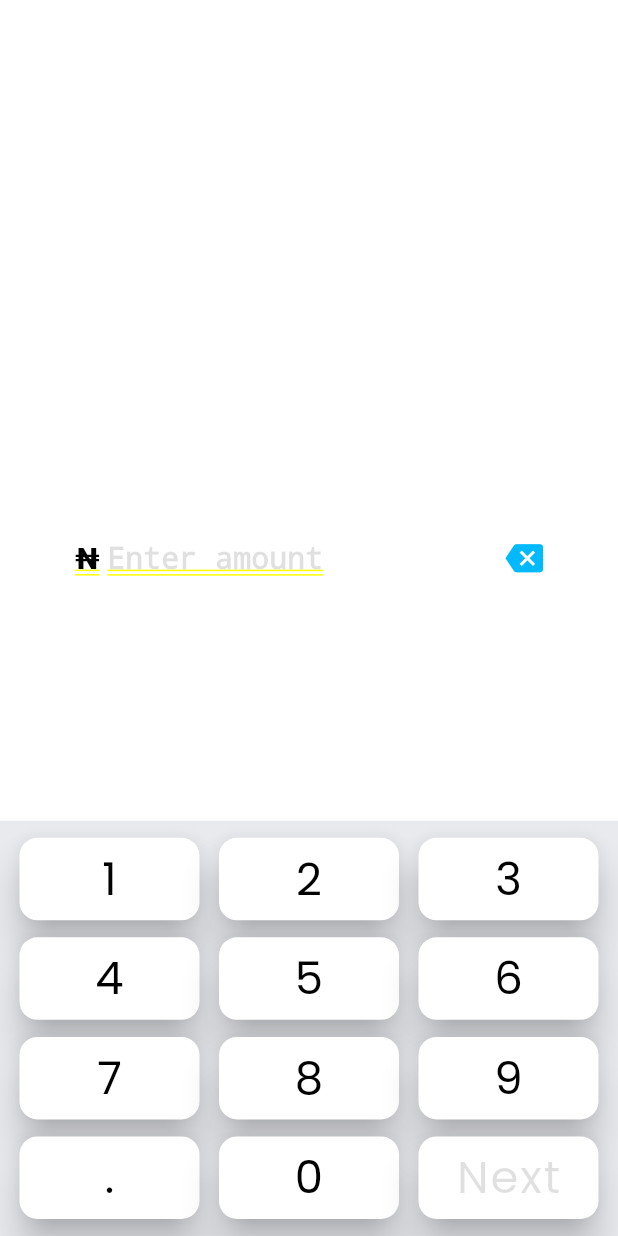
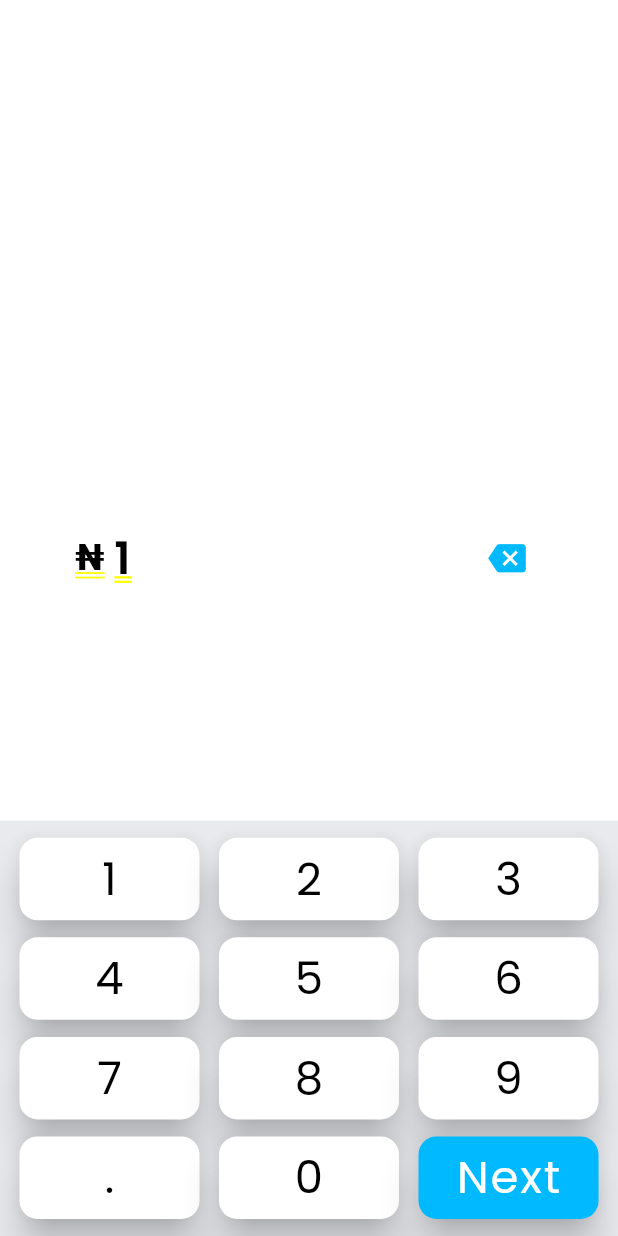
Before and after one commit to Mash-hood/kwp, a Flutter app: the ReceiveScreen screen opened by its route, after a tap on an icon or button, on a phone screen of 412 x 824 dp. Run offline on Flutter 3.47's test engine with Material 2 defaults, Android fonts, the light colour scheme and no system bars; our stand-ins replace google_fonts.

Commit message:
Receive and Transfer pages now done too. Button functions still needs more work, it working now but quite buggy in certain cases

```diff
--- a/lib/main.dart
+++ b/lib/main.dart
@@ -24,7 +24,10 @@ class kwp extends StatelessWidget {
         '/pay-page-nfc': (context) => NFCPayScreen(),
         '/pay-page-qr': (context) => QRPayScreen(),
         '/receive-page': (context) => ReceiveScreen(),
+        '/receive-page-nfc': (context) => NFCReceiveScreen(),
+        '/receive-page-qr': (context) => QRReceiveScreen(),
         '/transfer-page': (context) => TransferScreen(),
+        '/select-beneficiary-page': (context) => SelectBeneficiary(),
         '/history-page': (context) => History(),
         '/help-page': (context) => Help(),
         '/settings-page': (context) => Settings(),
--- a/lib/screens/receive_screen.dart
+++ b/lib/screens/receive_screen.dart
@@ -1,6 +1,6 @@
 import 'package:flutter/material.dart';
 import 'package:kwp/kwp-theme.dart';
-import 'package:kwp/widgets/numberPadButton.dart';
+import 'package:kwp/widgets/widgets.dart';
 
 class ReceiveScreen extends StatefulWidget {
   @override
@@ -8,7 +8,22 @@ class ReceiveScreen extends StatefulWidget {
 }
 
 class _ReceiveScreenState extends State<ReceiveScreen> {
-  final String _displayedText = 'Enter amount';
+  String _displayedText = 'Enter amount';
+
+  _valuesConcatinate(String input) {
+    setState(() {
+      _displayedText =
+          _displayedText == 'Enter amount' ? input : _displayedText + input;
+    });
+  }
+
+  void _delete() {
+    setState(() {
+      _displayedText = _displayedText == 'Enter amount'
+          ? _displayedText
+          : _displayedText.substring(0, _displayedText.length - 1);
+    });
+  }
 
   @override
   Widget build(BuildContext context) {
@@ -27,22 +42,28 @@ class _ReceiveScreenState extends State<ReceiveScreen> {
                   "₦ ",
                   style: TextStyle(
                       color: Colors.black,
-                      fontSize: 20,
+                      fontSize: 24,
                       fontFamily: 'Roboto'), // simple hack for naira symbol
                 ),
                 Expanded(
                   child: Text(
                     _displayedText,
-                    style: const TextStyle(
-                        fontSize: 20,
+                    style: TextStyle(
+                        fontSize: _displayedText == 'Enter amount' ? 24 : 30,
+                        letterSpacing: 1,
+                        fontFamily: 'Poppins',
                         fontWeight: FontWeight.w600,
-                        color: Colors.black12),
+                        color: _displayedText == 'Enter amount'
+                            ? Colors.black12
+                            : Colors.black),
                     textAlign: TextAlign.start,
                   ),
                 ),
-                const Icon(Icons.backspace,
-                    size: 25, color: KwpTheme.primaryColorVariant2),
-                //SizedBox(width: 40)
+                IconButton(
+                  onPressed: _delete,
+                  icon: const Icon(Icons.backspace,
+                      size: 25, color: KwpTheme.primaryColorVariant2),
+                ),
               ],
             ),
           ),
@@ -62,19 +83,19 @@ class _ReceiveScreenState extends State<ReceiveScreen> {
                       buttonText: '1',
                       buttonColor: Colors.white,
                       textColor: Colors.black,
-                      buttonAction: () {},
+                      buttonAction: () => _valuesConcatinate('1'),
                     ),
                     NumberPadButton(
                       buttonText: '2',
                       buttonColor: Colors.white,
                       textColor: Colors.black,
-                      buttonAction: () {},
+                      buttonAction: () => _valuesConcatinate('2'),
                     ),
                     NumberPadButton(
                       buttonText: '3',
                       buttonColor: Colors.white,
                       textColor: Colors.black,
-                      buttonAction: () {},
+                      buttonAction: () => _valuesConcatinate('3'),
                     ),
                   ],
                 ),
@@ -85,19 +106,19 @@ class _ReceiveScreenState extends State<ReceiveScreen> {
                       buttonText: '4',
                       buttonColor: Colors.white,
                       textColor: Colors.black,
-                      buttonAction: () {},
+                      buttonAction: () => _valuesConcatinate('4'),
                     ),
                     NumberPadButton(
                       buttonText: '5',
                       buttonColor: Colors.white,
                       textColor: Colors.black,
-                      buttonAction: () {},
+                      buttonAction: () => _valuesConcatinate('5'),
                     ),
                     NumberPadButton(
                       buttonText: '6',
                       buttonColor: Colors.white,
                       textColor: Colors.black,
-                      buttonAction: () {},
+                      buttonAction: () => _valuesConcatinate('6'),
                     ),
                   ],
                 ),
@@ -108,19 +129,19 @@ class _ReceiveScreenState extends State<ReceiveScreen> {
                       buttonText: '7',
                       buttonColor: Colors.white,
                       textColor: Colors.black,
-                      buttonAction: () {},
+                      buttonAction: () => _valuesConcatinate('7'),
                     ),
                     NumberPadButton(
                       buttonText: '8',
                       buttonColor: Colors.white,
                       textColor: Colors.black,
-                      buttonAction: () {},
+                      buttonAction: () => _valuesConcatinate('8'),
                     ),
                     NumberPadButton(
                       buttonText: '9',
                       buttonColor: Colors.white,
                       textColor: Colors.black,
-                      buttonAction: () {},
+                      buttonAction: () => _valuesConcatinate('9'),
                     ),
                   ],
                 ),
@@ -131,19 +152,39 @@ class _ReceiveScreenState extends State<ReceiveScreen> {
                       buttonText: '.',
                       buttonColor: Colors.white,
                       textColor: Colors.black,
-                      buttonAction: () {},
+                      buttonAction: () => _valuesConcatinate('.'),
                     ),
                     NumberPadButton(
                       buttonText: '0',
                       buttonColor: Colors.white,
                       textColor: Colors.black,
-                      buttonAction: () {},
+                      buttonAction: () => _valuesConcatinate('0'),
                     ),
+                    // TO DO ???: consider using Stateful builder for next button and display container
+                    // then, Stateless widget can be used for Receive page. Performance topic
                     NumberPadButton(
                       buttonText: 'Next',
-                      buttonColor: Colors.white,
-                      textColor: Colors.black12,
-                      buttonAction: () {},
+                      buttonColor: _displayedText == 'Enter amount'
+                          ? Colors.white
+                          : KwpTheme.primaryColorVariant2,
+                      textColor: _displayedText == 'Enter amount'
+                          ? Colors.black12
+                          : Colors.white,
+                      buttonAction: _displayedText == 'Enter amount'
+                          ? () {}
+                          : () {
+                              showModalBottomSheet(
+                                backgroundColor: Colors
+                                    .transparent, // to ensure built object's curves show
+                                context: context,
+                                builder: (BuildContext context) {
+                                  return const PaymentOptionBottomSheet(
+                                    nfcPath: '/receive-page-nfc',
+                                    qrPath: '/receive-page-qr',
+                                  );
+                                },
+                              );
+                            },
                     ),
                   ],
                 )
--- a/lib/screens/screens.dart
+++ b/lib/screens/screens.dart
@@ -12,3 +12,6 @@ export 'settings_screen.dart';
 export 'profile_screen.dart';
 export 'nfc_payment_page.dart';
 export 'qr_payment_page.dart';
+export 'nfc_receive_page.dart';
+export 'qr_receive_page.dart';
+export 'select_beneficiary_page.dart';
```
Also changed, not shown: lib/screens/nfc_receive_page.dart (added, +8 -0 lines), lib/screens/pay_screen.dart (+1 -6 lines), lib/screens/qr_receive_page.dart (added, +8 -0 lines), lib/screens/select_beneficiary_page.dart (added, +8 -0 lines), lib/screens/transfer_screen.dart (+56 -23 lines).
